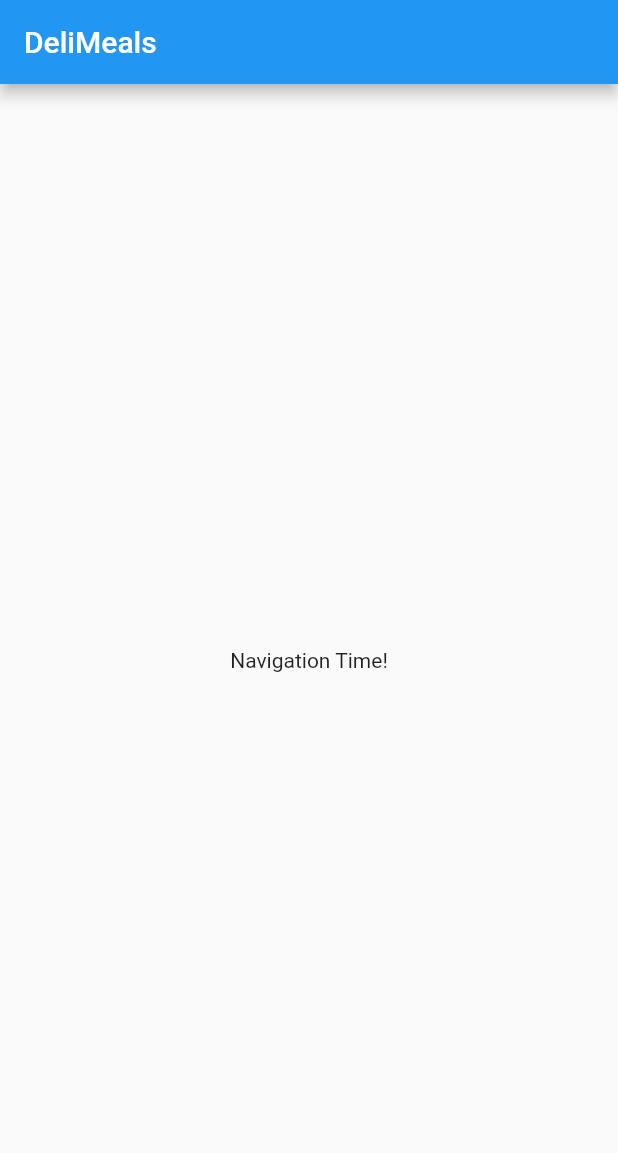
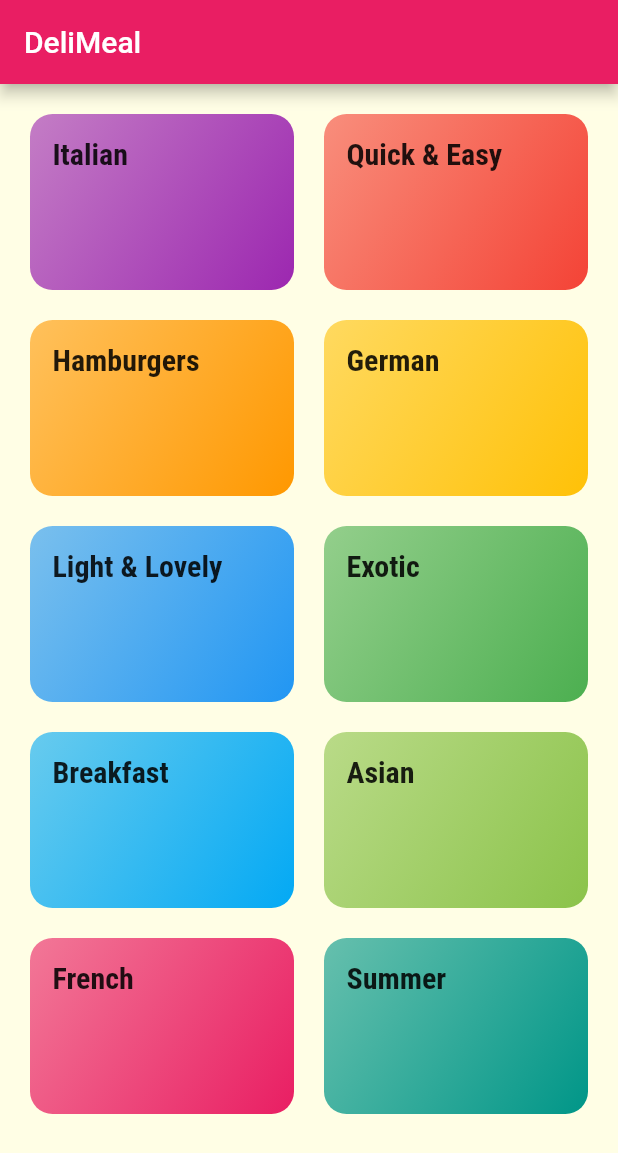
Before and after one commit to fffrowies/deli_meals, a Flutter app: the screen it shows after launch, on a phone screen of 412 x 824 dp. Shown: the top 1153 px of the screen. Run offline on Flutter 3.47's test engine with Material 2 defaults, Android fonts, the phone set to English and light mode, and no system bars; Roboto replaces fonts that are missing (Railway).

Commit message:
Created grid for categories and styling.

```diff
--- /dev/null
+++ b/lib/categories_screen.dart
@@ -0,0 +1,32 @@
+import 'package:flutter/material.dart';
+
+import './dummy_data.dart';
+import './category_item.dart';
+
+class CategoriesScreen extends StatelessWidget {
+  @override
+  Widget build(BuildContext context) {
+    return Scaffold(
+      appBar: AppBar(
+        title: const Text('DeliMeal'),
+      ),
+      body: GridView(
+        padding: const EdgeInsets.all(20),
+        children: DUMMY_CATEGORIES
+            .map(
+              (catData) => CategoryItem(
+                catData.title,
+                catData.color,
+              ),
+            )
+            .toList(),
+        gridDelegate: SliverGridDelegateWithMaxCrossAxisExtent(
+          maxCrossAxisExtent: 200,
+          childAspectRatio: 3 / 2,
+          crossAxisSpacing: 20,
+          mainAxisSpacing: 20,
+        ),
+      ),
+    );
+  }
+}
--- /dev/null
+++ b/lib/category_item.dart
@@ -0,0 +1,30 @@
+import 'package:flutter/material.dart';
+
+class CategoryItem extends StatelessWidget {
+  final String title;
+  final Color color;
+
+  CategoryItem(this.title, this.color);
+
+  @override
+  Widget build(BuildContext context) {
+    return Container(
+      padding: const EdgeInsets.all(15),
+      child: Text(
+        title,
+        style: Theme.of(context).textTheme.headline6,
+      ),
+      decoration: BoxDecoration(
+        gradient: LinearGradient(
+          colors: [
+            color.withOpacity(0.6),
+            color,
+          ],
+          begin: Alignment.topLeft,
+          end: Alignment.bottomRight,
+        ),
+        borderRadius: BorderRadius.circular(15),
+      ),
+    );
+  }
+}
--- /dev/null
+++ b/lib/dummy_data.dart
@@ -0,0 +1,56 @@
+import 'package:flutter/material.dart';
+
+import './models/category.dart';
+
+const DUMMY_CATEGORIES = const [
+  Category(
+    id: 'c1',
+    title: 'Italian',
+    color: Colors.purple,
+  ),
+  Category(
+    id: 'c2',
+    title: 'Quick & Easy',
+    color: Colors.red,
+  ),
+  Category(
+    id: 'c3',
+    title: 'Hamburgers',
+    color: Colors.orange,
+  ),
+  Category(
+    id: 'c4',
+    title: 'German',
+    color: Colors.amber,
+  ),
+  Category(
+    id: 'c5',
+    title: 'Light & Lovely',
+    color: Colors.blue,
+  ),
+  Category(
+    id: 'c6',
+    title: 'Exotic',
+    color: Colors.green,
+  ),
+  Category(
+    id: 'c7',
+    title: 'Breakfast',
+    color: Colors.lightBlue,
+  ),
+  Category(
+    id: 'c8',
+    title: 'Asian',
+    color: Colors.lightGreen,
+  ),
+  Category(
+    id: 'c9',
+    title: 'French',
+    color: Colors.pink,
+  ),
+  Category(
+    id: 'c10',
+    title: 'Summer',
+    color: Colors.teal,
+  ),
+];
--- a/lib/main.dart
+++ b/lib/main.dart
@@ -1,4 +1,8 @@
+import 'dart:ui';
+
 import 'package:flutter/material.dart';
+
+import './categories_screen.dart';
 
 void main() => runApp(MyApp());
 
@@ -8,28 +12,25 @@ class MyApp extends StatelessWidget {
     return MaterialApp(
       title: 'DeliMeals',
       theme: ThemeData(
-        primarySwatch: Colors.blue,
+        primarySwatch: Colors.pink,
+        accentColor: Colors.amber,
+        canvasColor: Color.fromRGBO(255, 254, 229, 1),
+        fontFamily: 'Railway',
+        textTheme: ThemeData.light().textTheme.copyWith(
+              bodyText2: TextStyle(
+                color: Color.fromRGBO(20, 51, 51, 1),
+              ),
+              bodyText1: TextStyle(
+                color: Color.fromRGBO(20, 51, 51, 1),
+              ),
+              headline6: TextStyle(
+                fontSize: 20,
+                fontFamily: 'RobotoCondensed',
+                fontWeight: FontWeight.bold,
+              ),
+            ),
       ),
-      home: MyHomePage(),
+      home: CategoriesScreen(),
     );
   }
 }
-
-class MyHomePage extends StatefulWidget {
-  @override
-  _MyHomePageState createState() => _MyHomePageState();
-}
-
-class _MyHomePageState extends State<MyHomePage> {
-  @override
-  Widget build(BuildContext context) {
-    return Scaffold(
-      appBar: AppBar(
-        title: Text('DeliMeals'),
-      ),
-      body: Center(
-        child: Text('Navigation Time!'),
-      ),
-    );
-  }
-}
--- /dev/null
+++ b/lib/models/category.dart
@@ -0,0 +1,12 @@
+import 'package:flutter/painting.dart';
+
+import 'package:flutter/material.dart';
+
+class Category {
+  final String id;
+  final String title;
+  final Color color;
+
+  const Category(
+      {required this.id, required this.title, this.color = Colors.orange});
+}
```
Also changed, not shown: pubspec.yaml (+17 -6 lines), assets/fonts/Raleway-Black.ttf (added), assets/fonts/Raleway-Bold.ttf (added), assets/fonts/Raleway-Regular.ttf (added), assets/fonts/RobotoCondensed-Bold.ttf (added), assets/fonts/RobotoCondensed-Italic.ttf (added), assets/fonts/RobotoCondensed-Light.ttf (added), assets/fonts/RobotoCondensed-Regular.ttf (added).
